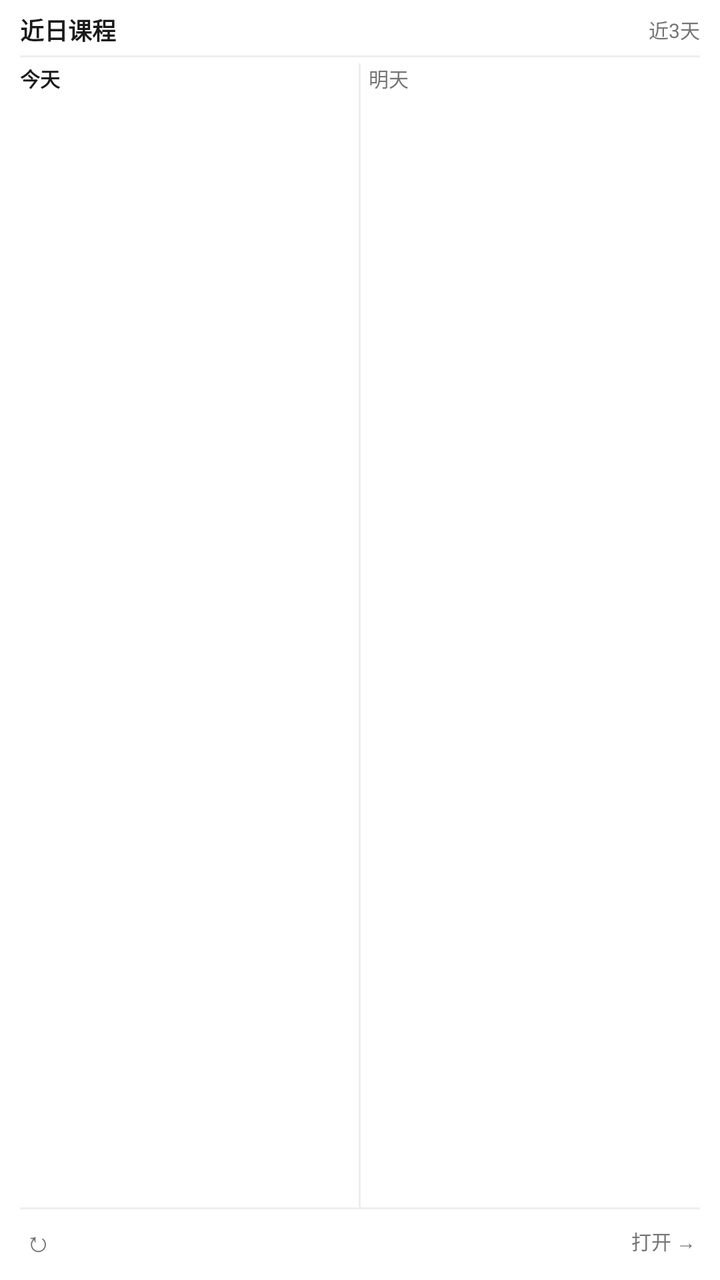
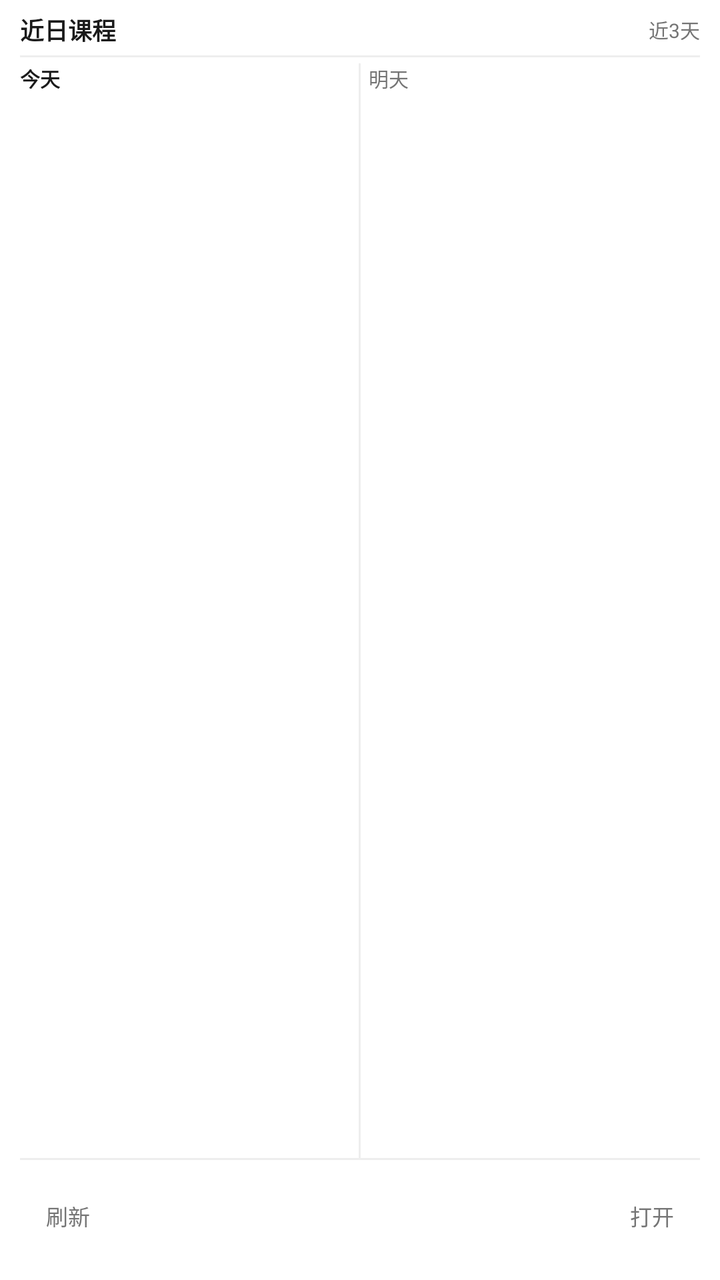

Screens rendered from an Android XML layout before and after an edit, with the pre-edit source and the edit as a unified diff.
<!-- AndroidManifest.xml: fallback theme Theme.MaterialComponents.DayNight.NoActionBar -->
<!-- res/layout/widget_upcoming.xml -->
<?xml version="1.0" encoding="utf-8" ?>
<LinearLayout
    xmlns:android="http://schemas.android.com/apk/res/android"
    android:id="@+id/widget_root"
    android:layout_width="match_parent"
    android:layout_height="match_parent"
    android:background="@drawable/widget_today_bg"
    android:orientation="vertical"
    android:paddingLeft="10dp"
    android:paddingRight="10dp"
    android:paddingTop="6dp"
    android:paddingBottom="8dp"
>

    
    <LinearLayout
        android:layout_width="match_parent"
        android:layout_height="wrap_content"
        android:gravity="center_vertical"
        android:orientation="horizontal"
    >

        <TextView
            android:id="@+id/tv_header"
            android:layout_width="0dp"
            android:layout_height="wrap_content"
            android:layout_weight="1"
            android:ellipsize="end"
            android:maxLines="1"
            android:text="近日课程"
            android:textColor="@color/widget_header_text"
            android:textSize="12sp"
            android:textStyle="bold"
        />

        <TextView
            android:id="@+id/tv_subtitle"
            android:layout_width="wrap_content"
            android:layout_height="wrap_content"
            android:text="近3天"
            android:textColor="@color/widget_subtitle_text"
            android:textSize="10sp"
        />

    </LinearLayout>

    
    <TextView
        android:id="@+id/divider_top"
        android:layout_width="match_parent"
        android:layout_height="1dp"
        android:layout_marginTop="4dp"
        android:layout_marginBottom="3dp"
        android:background="@color/widget_divider"
    />

    
    <LinearLayout
        android:layout_width="match_parent"
        android:layout_height="0dp"
        android:layout_weight="1"
        android:orientation="horizontal"
    >

        
        <LinearLayout
            android:id="@+id/col_today"
            android:layout_width="0dp"
            android:layout_height="match_parent"
            android:layout_weight="1"
            android:orientation="vertical"
            android:paddingEnd="4dp"
        >

            <TextView
                android:id="@+id/lbl_today"
                android:layout_width="match_parent"
                android:layout_height="wrap_content"
                android:text="今天"
                android:textColor="@color/widget_header_text"
                android:textSize="10sp"
                android:textStyle="bold"
                android:paddingBottom="2dp"
            />

            <LinearLayout
                android:id="@+id/col_today_content"
                android:layout_width="match_parent"
                android:layout_height="wrap_content"
                android:orientation="vertical"
            />

        </LinearLayout>

        
        <TextView
            android:id="@+id/divider_center"
            android:layout_width="1dp"
            android:layout_height="match_parent"
            android:background="@color/widget_divider"
        />

        
        <LinearLayout
            android:id="@+id/col_tmr"
            android:layout_width="0dp"
            android:layout_height="match_parent"
            android:layout_weight="1"
            android:orientation="vertical"
            android:paddingStart="4dp"
        >

            <TextView
                android:id="@+id/lbl_tmr"
                android:layout_width="match_parent"
                android:layout_height="wrap_content"
                android:text="明天"
                android:textColor="@color/widget_subtitle_text"
                android:textSize="10sp"
                android:paddingBottom="2dp"
            />

            <LinearLayout
                android:id="@+id/col_tmr_content"
                android:layout_width="match_parent"
                android:layout_height="wrap_content"
                android:orientation="vertical"
            />

        </LinearLayout>

    </LinearLayout>

    
    <TextView
        android:id="@+id/divider_bottom"
        android:layout_width="match_parent"
        android:layout_height="1dp"
        android:layout_marginBottom="4dp"
        android:background="@color/widget_divider"
    />

    
    <LinearLayout
        android:layout_width="match_parent"
        android:layout_height="wrap_content"
        android:gravity="center_vertical"
        android:orientation="horizontal"
    >

        <TextView
            android:id="@+id/btn_refresh"
            android:layout_width="wrap_content"
            android:layout_height="wrap_content"
            android:text="↻"
            android:textColor="@color/widget_subtitle_text"
            android:textSize="14sp"
            android:padding="2dp"
        />

        <TextView
            android:layout_width="0dp"
            android:layout_height="1dp"
            android:layout_weight="1"
        />

        <TextView
            android:id="@+id/btn_open"
            android:layout_width="wrap_content"
            android:layout_height="wrap_content"
            android:text="打开 →"
            android:textColor="@color/widget_subtitle_text"
            android:textSize="10sp"
            android:padding="2dp"
        />

    </LinearLayout>

</LinearLayout>
<!-- resources referenced by this layout -->
<resources>
  <color name="widget_divider">#EEEEEE</color>
  <color name="widget_header_text">#1A1A1A</color>
  <color name="widget_subtitle_text">#757575</color>
  <!-- drawable widget_today_bg (drawable) -->
  <?xml version="1.0" encoding="utf-8"?>
  <shape xmlns:android="http://schemas.android.com/apk/res/android"
      android:shape="rectangle">
      <solid android:color="@color/widget_background" />
      <corners android:radius="16dp" />
  </shape>
  <color name="widget_background">#FFFFFF</color>
</resources>

<!-- the commit's change to res/layout/widget_upcoming.xml (unified diff, before → after) -->
@@ -152,10 +152,13 @@
             android:id="@+id/btn_refresh"
             android:layout_width="wrap_content"
             android:layout_height="wrap_content"
-            android:text="↻"
+            android:contentDescription="刷新课程"
+            android:minWidth="48dp"
+            android:minHeight="48dp"
+            android:gravity="center"
+            android:text="刷新"
             android:textColor="@color/widget_subtitle_text"
-            android:textSize="14sp"
-            android:padding="2dp"
+            android:textSize="11sp"
         />
 
         <TextView
@@ -168,10 +171,13 @@
             android:id="@+id/btn_open"
             android:layout_width="wrap_content"
             android:layout_height="wrap_content"
-            android:text="打开 →"
+            android:contentDescription="打开课程表"
+            android:minWidth="48dp"
+            android:minHeight="48dp"
+            android:gravity="center"
+            android:text="打开"
             android:textColor="@color/widget_subtitle_text"
-            android:textSize="10sp"
-            android:padding="2dp"
+            android:textSize="11sp"
         />
 
     </LinearLayout>
